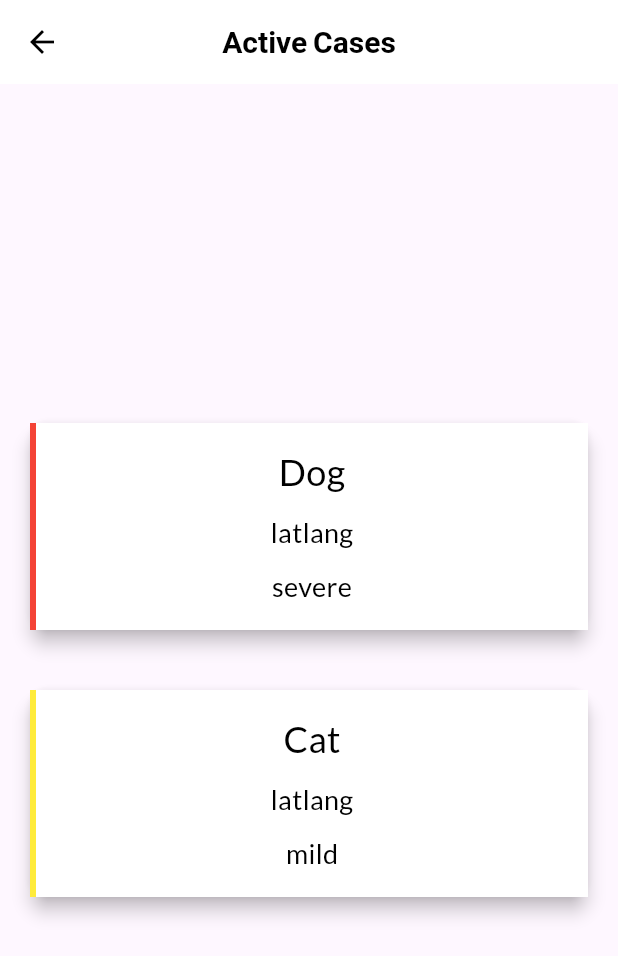
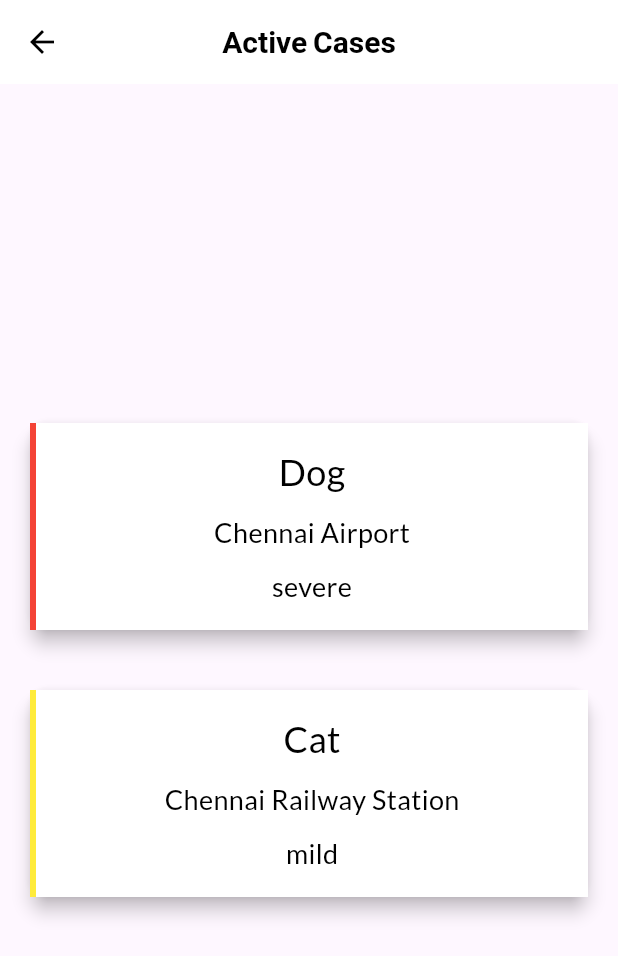
Before and after one commit to shubhamtiwari1602/BlueResq, a Flutter app: the CardPage screen opened by its route, on a phone screen of 412 x 824 dp. Shown: the top 956 px of the screen. Run offline on Flutter 3.47's test engine with Material 3 defaults, Android fonts, the phone set to English and light mode, and no system bars; our stand-ins replace cloud_firestore, firebase_auth, firebase_core, flutter_riverpod, font_awesome_flutter, geocoding and 5 more; accounts and stored records are empty; key blocks and very long unbroken strings in the code were emptied for the run.

Commit message:
ninth commit with animal location and user location synced with card page

```diff
--- a/lib/main.dart
+++ b/lib/main.dart
@@ -46,7 +46,10 @@ class Myapp extends StatelessWidget {
         MyRoutes.homeRoute: (context) => const HomePage(),
         MyRoutes.loginRoute: (context) => const LoginPage(),
         MyRoutes.activecases: (context) => const CardPage(),
-        MyRoutes.mappage: (context) => const MapPage(),
+        MyRoutes.mappage: (context) =>   MapPage(
+          animalName: '', severity: '', animalLocation: ''
+
+        ),
 
         MyRoutes.verify: (context) => const verify(),
       },
--- a/lib/pages/Active_cards.dart
+++ b/lib/pages/Active_cards.dart
@@ -1,8 +1,9 @@
 import 'package:demo/pages/Sample_map_page.dart';
 import 'package:flutter/material.dart';
 
+
 class CardPage extends StatelessWidget {
-  const CardPage({super.key});
+  const CardPage({Key? key}) : super(key: key);
 
   @override
   Widget build(BuildContext context) {
@@ -10,8 +11,10 @@ class CardPage extends StatelessWidget {
       appBar: AppBar(
         elevation: 0,
         centerTitle: true,
-        title: const Text('Active Cases',
-            style: TextStyle(fontSize: 20, fontWeight: FontWeight.bold)),
+        title: const Text(
+          'Active Cases',
+          style: TextStyle(fontSize: 20, fontWeight: FontWeight.bold),
+        ),
       ),
       body: const Center(
         child: SingleChildScrollView(
@@ -19,9 +22,8 @@ class CardPage extends StatelessWidget {
           child: Column(
             mainAxisAlignment: MainAxisAlignment.center,
             children: [
-              CardItem('Dog', 'latlang', 'severe'),
-              CardItem('Cat', 'latlang', 'mild'),
-
+              CardItem('Dog', 'severe', 'Chennai Airport'),
+              CardItem('Cat', 'mild', 'Chennai Railway Station'),
             ],
           ),
         ),
@@ -31,11 +33,16 @@ class CardPage extends StatelessWidget {
 }
 
 class CardItem extends StatelessWidget {
-  final String animal;
+  final String animalName;
+  final String severity;
   final String location;
-  final String condition;
 
-  const CardItem(this.animal, this.location, this.condition, {super.key});
+  const CardItem(
+    this.animalName,
+    this.severity,
+    this.location, {
+    Key? key,
+  }) : super(key: key);
 
   @override
   Widget build(BuildContext context) {
@@ -43,14 +50,20 @@ class CardItem extends StatelessWidget {
     Color cardColor = Colors.white;
 
     // Define stripColor based on condition
-    Color stripColor = condition == 'mild' ? Colors.yellow : Colors.red;
+    Color stripColor =
+        severity == 'mild' ? Colors.yellow : Colors.red;
 
     return GestureDetector(
-      onTap: () {
+      onTap: ()  {
         Navigator.push(
           context,
           MaterialPageRoute(
-              builder: (context) => const MapPage()), // Navigate to ActiveCasesPage
+            builder: (context) => MapPage(
+              animalName: animalName,
+              severity: severity,
+              animalLocation: location,
+            ),
+          ),
         );
       },
       child: Row(
@@ -64,8 +77,7 @@ class CardItem extends StatelessWidget {
                   color: cardColor, // gives card background color to white
                   border: Border(
                     left: BorderSide(
-                      color:
-                          stripColor, // gives left border color based on condition
+                      color: stripColor, // gives left border color based on condition
                       width: 4.0, // this can be changed
                     ),
                   ),
@@ -76,18 +88,21 @@ class CardItem extends StatelessWidget {
                     mainAxisAlignment: MainAxisAlignment.center,
                     children: [
                       Text(
-                        animal,
-                        style: const TextStyle(fontSize: 24.0, color: Colors.black),
+                        animalName,
+                        style: const TextStyle(
+                            fontSize: 24.0, color: Colors.black),
                       ),
                       const SizedBox(height: 10.0),
                       Text(
                         location,
-                        style: const TextStyle(fontSize: 18.0, color: Colors.black),
+                        style: const TextStyle(
+                            fontSize: 18.0, color: Colors.black),
                       ),
                       const SizedBox(height: 10.0),
                       Text(
-                        condition,
-                        style: const TextStyle(fontSize: 18.0, color: Colors.black),
+                        severity,
+                        style: const TextStyle(
+                            fontSize: 18.0, color: Colors.black),
                       ),
                     ],
                   ),
@@ -100,4 +115,3 @@ class CardItem extends StatelessWidget {
     );
   }
 }
- // in the original code nextpage should be rishi's code so replace it
```
Also changed, not shown: lib/pages/Sample_map_page.dart (+71 -32 lines).
